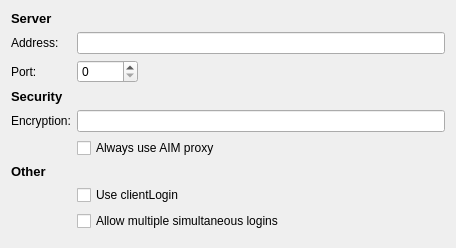
Before: the Qt Designer form haze/aim-server-settings-widget.ui in KDE/ktp-accounts-kcm, drawn with Qt 5.
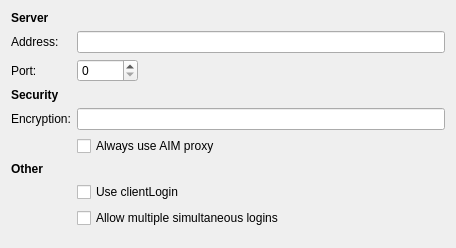
After: the same form once the commit is applied. Custom widgets are drawn as their Qt base class.

Commit message: i18n: simply/fix HTML markup in strings

The edit to the form file:
```diff
--- a/haze/aim-server-settings-widget.ui
+++ b/haze/aim-server-settings-widget.ui
@@ -29,11 +29,7 @@
       </sizepolicy>
      </property>
      <property name="text">
-      <string>&lt;!DOCTYPE HTML PUBLIC &quot;-//W3C//DTD HTML 4.0//EN&quot; &quot;http://www.w3.org/TR/REC-html40/strict.dtd&quot;&gt;
-&lt;html&gt;&lt;head&gt;&lt;meta name=&quot;qrichtext&quot; content=&quot;1&quot; /&gt;&lt;style type=&quot;text/css&quot;&gt;
-p, li { white-space: pre-wrap; }
-&lt;/style&gt;&lt;/head&gt;&lt;body style=&quot; font-family:'Sans Serif'; font-size:10pt; font-weight:400; font-style:normal;&quot;&gt;
-&lt;p style=&quot; margin-top:0px; margin-bottom:0px; margin-left:0px; margin-right:0px; -qt-block-indent:0; text-indent:0px;&quot;&gt;&lt;span style=&quot; font-weight:600;&quot;&gt;Server&lt;/span&gt;&lt;/p&gt;&lt;/body&gt;&lt;/html&gt;</string>
+      <string>&lt;b&gt;Server&lt;/b&gt;</string>
      </property>
     </widget>
    </item>
@@ -76,11 +72,7 @@
       </sizepolicy>
      </property>
      <property name="text">
-      <string>&lt;!DOCTYPE HTML PUBLIC &quot;-//W3C//DTD HTML 4.0//EN&quot; &quot;http://www.w3.org/TR/REC-html40/strict.dtd&quot;&gt;
-&lt;html&gt;&lt;head&gt;&lt;meta name=&quot;qrichtext&quot; content=&quot;1&quot; /&gt;&lt;style type=&quot;text/css&quot;&gt;
-p, li { white-space: pre-wrap; }
-&lt;/style&gt;&lt;/head&gt;&lt;body style=&quot; font-family:'Sans Serif'; font-size:10pt; font-weight:400; font-style:normal;&quot;&gt;
-&lt;p style=&quot; margin-top:0px; margin-bottom:0px; margin-left:0px; margin-right:0px; -qt-block-indent:0; text-indent:0px;&quot;&gt;&lt;span style=&quot; font-weight:600;&quot;&gt;Security&lt;/span&gt;&lt;/p&gt;&lt;/body&gt;&lt;/html&gt;</string>
+      <string>&lt;b&gt;Security&lt;/b&gt;</string>
      </property>
     </widget>
    </item>
@@ -113,11 +105,7 @@
       </sizepolicy>
      </property>
      <property name="text">
-      <string>&lt;!DOCTYPE HTML PUBLIC &quot;-//W3C//DTD HTML 4.0//EN&quot; &quot;http://www.w3.org/TR/REC-html40/strict.dtd&quot;&gt;
-&lt;html&gt;&lt;head&gt;&lt;meta name=&quot;qrichtext&quot; content=&quot;1&quot; /&gt;&lt;style type=&quot;text/css&quot;&gt;
-p, li { white-space: pre-wrap; }
-&lt;/style&gt;&lt;/head&gt;&lt;body style=&quot; font-family:'Sans Serif'; font-size:10pt; font-weight:400; font-style:normal;&quot;&gt;
-&lt;p style=&quot; margin-top:0px; margin-bottom:0px; margin-left:0px; margin-right:0px; -qt-block-indent:0; text-indent:0px;&quot;&gt;&lt;span style=&quot; font-weight:600;&quot;&gt;Other&lt;/span&gt;&lt;/p&gt;&lt;/body&gt;&lt;/html&gt;</string>
+      <string>&lt;b&gt;Other&lt;/b&gt;</string>
      </property>
     </widget>
    </item>
```
The commit also changes 2 other files.
